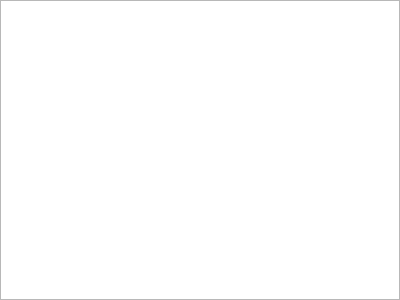
Qt form JChat/FriendEventListWidget.ui (jpush/jchat-windows) before a commit.
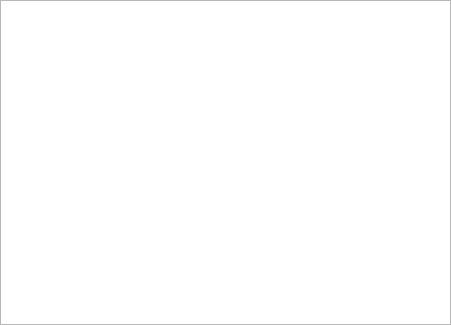
The same form after that commit.

The edit to the form file:
```diff
--- a/JChat/FriendEventListWidget.ui
+++ b/JChat/FriendEventListWidget.ui
@@ -6,8 +6,8 @@
    <rect>
     <x>0</x>
     <y>0</y>
-    <width>400</width>
-    <height>300</height>
+    <width>451</width>
+    <height>325</height>
    </rect>
   </property>
   <property name="windowTitle">
```
